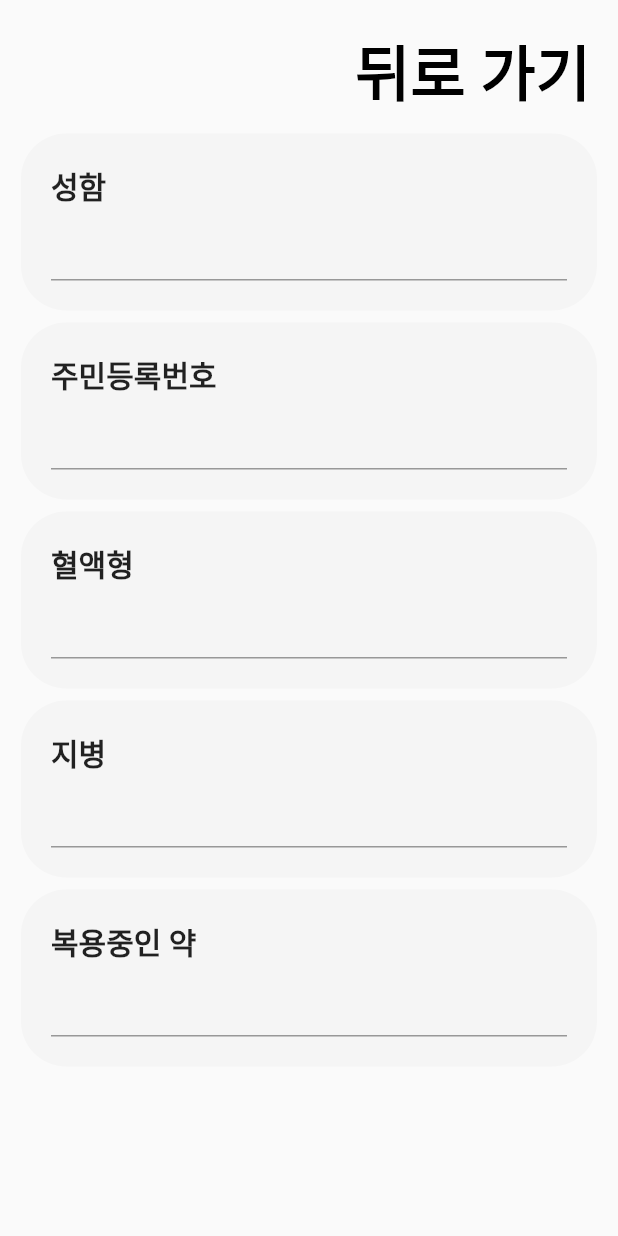
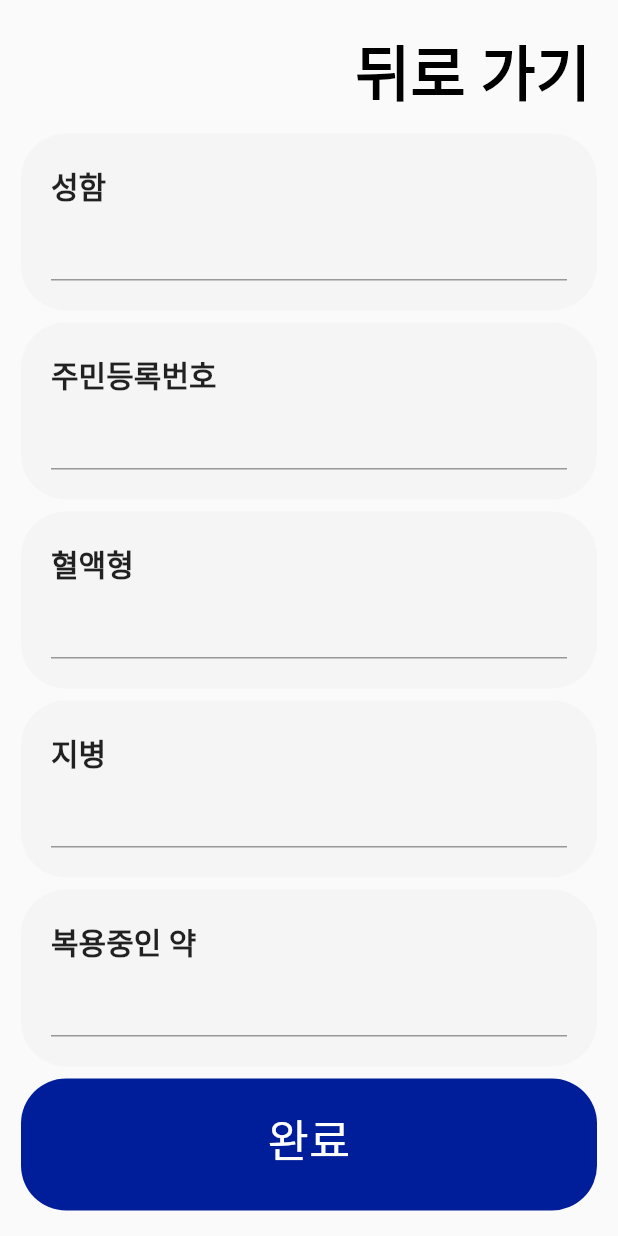
Before and after one commit to GDSC-CAU/Wiro-Flutter-App, a Flutter app: the PrivacyEditPage screen opened directly, on a phone screen of 412 x 824 dp. Run offline on Flutter 3.47's test engine with Material 2 defaults, Android fonts, the phone set to English and light mode, and no system bars; our stand-ins replace firebase_auth, firebase_core, google_sign_in; accounts and stored records are empty; generated files the repository leaves out were written again.

Commit message:
Update PrivacyEdit : Added Button for Input Done

```diff
--- a/lib/pages/PrivacyEditPage.dart
+++ b/lib/pages/PrivacyEditPage.dart
@@ -212,6 +212,30 @@ class PrivacyEditInput extends StatelessWidget {
             )
           )
         ),
+        Card(
+          color: const Color(0xFF001E99),
+          elevation: 0.0,
+          shape: RoundedRectangleBorder(
+            borderRadius: BorderRadius.circular(30.0)
+          ),
+          child: Padding(
+            padding: const EdgeInsets.only(top: 20, bottom: 20),
+            child: Center(
+              child: TextButton(
+                onPressed: (){
+                  Navigator.pop(context);
+                },
+                child: const Text("완료",
+                  style: TextStyle(
+                    color: Colors.white,
+                    fontSize: 30,
+                    height: 1
+                  ),
+                )
+              )
+            )
+          )
+        ),
       ],
     );
   }
```
